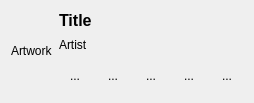
First picture: the form in designer/miniplayer.ui, repository timlassiter11/YTM-Desktop-Remote, before the edit.
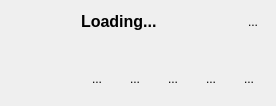
Second picture: the form after the edit. Custom widgets are drawn as their Qt base class.

Commit message: Added ability to drag and keep miniplayer open

```diff
--- a/designer/miniplayer.ui
+++ b/designer/miniplayer.ui
@@ -6,13 +6,13 @@
    <rect>
     <x>0</x>
     <y>0</y>
-    <width>254</width>
-    <height>103</height>
+    <width>276</width>
+    <height>106</height>
    </rect>
   </property>
   <property name="maximumSize">
    <size>
-    <width>400</width>
+    <width>16777215</width>
     <height>16777215</height>
    </size>
   </property>
@@ -22,6 +22,18 @@
   <layout class="QHBoxLayout" name="horizontalLayout_2">
    <item>
     <widget class="QLabel" name="artworkLabel">
+     <property name="sizePolicy">
+      <sizepolicy hsizetype="Fixed" vsizetype="Fixed">
+       <horstretch>0</horstretch>
+       <verstretch>0</verstretch>
+      </sizepolicy>
+     </property>
+     <property name="minimumSize">
+      <size>
+       <width>64</width>
+       <height>64</height>
+      </size>
+     </property>
      <property name="maximumSize">
       <size>
        <width>64</width>
@@ -29,7 +41,7 @@
       </size>
      </property>
      <property name="text">
-      <string>Artwork</string>
+      <string/>
      </property>
      <property name="scaledContents">
       <bool>true</bool>
@@ -39,6 +51,11 @@
    <item>
     <layout class="QVBoxLayout" name="verticalLayout">
      <item>
+      <layout class="QHBoxLayout" name="horizontalLayout_4">
+       <property name="topMargin">
+        <number>0</number>
+       </property>
+       <item>
       <widget class="ElidedLabel" name="titleLabel">
        <property name="sizePolicy">
         <sizepolicy hsizetype="Expanding" vsizetype="Preferred">
@@ -53,9 +70,27 @@
         </font>
        </property>
        <property name="text">
-        <string>Title</string>
-       </property>
-      </widget>
+          <string>Loading...</string>
+         </property>
+        </widget>
+       </item>
+       <item>
+        <widget class="QToolButton" name="closeButton">
+         <property name="text">
+          <string>...</string>
+         </property>
+         <property name="iconSize">
+          <size>
+           <width>16</width>
+           <height>16</height>
+          </size>
+         </property>
+         <property name="autoRaise">
+          <bool>true</bool>
+         </property>
+        </widget>
+       </item>
+      </layout>
      </item>
      <item>
       <widget class="ElidedLabel" name="artistLabel">
@@ -66,7 +101,7 @@
         </sizepolicy>
        </property>
        <property name="text">
-        <string>Artist</string>
+        <string/>
        </property>
       </widget>
      </item>
```
Lines whose indentation alone changed are shown as unchanged. The commit also changes 6 other files.
